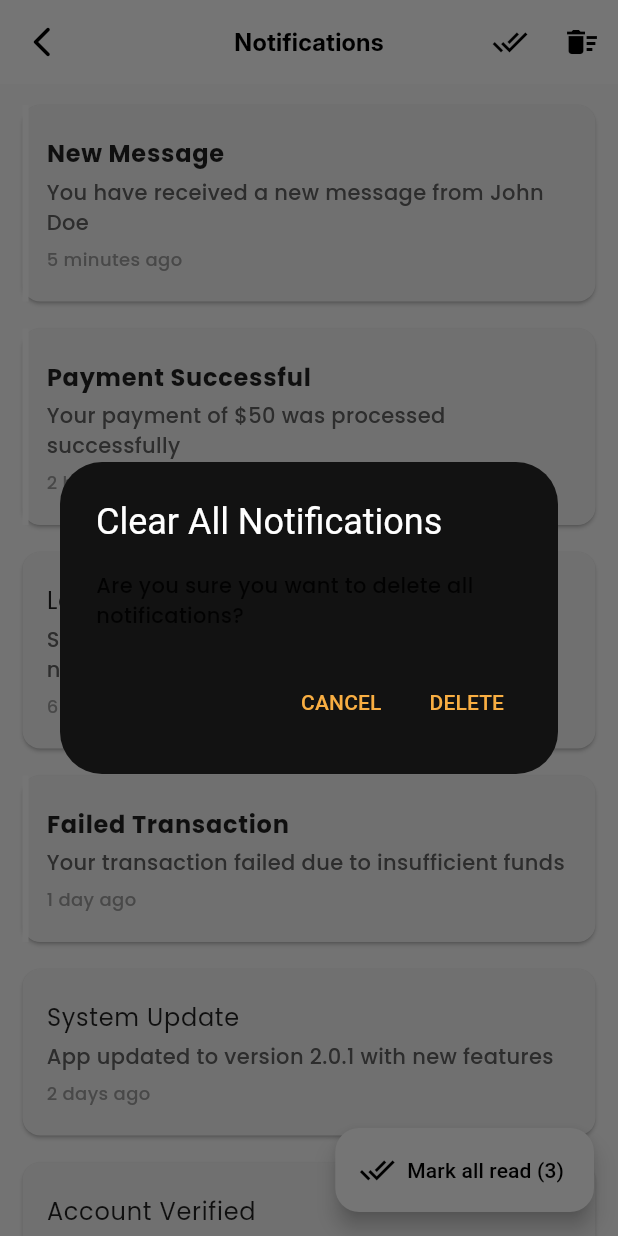
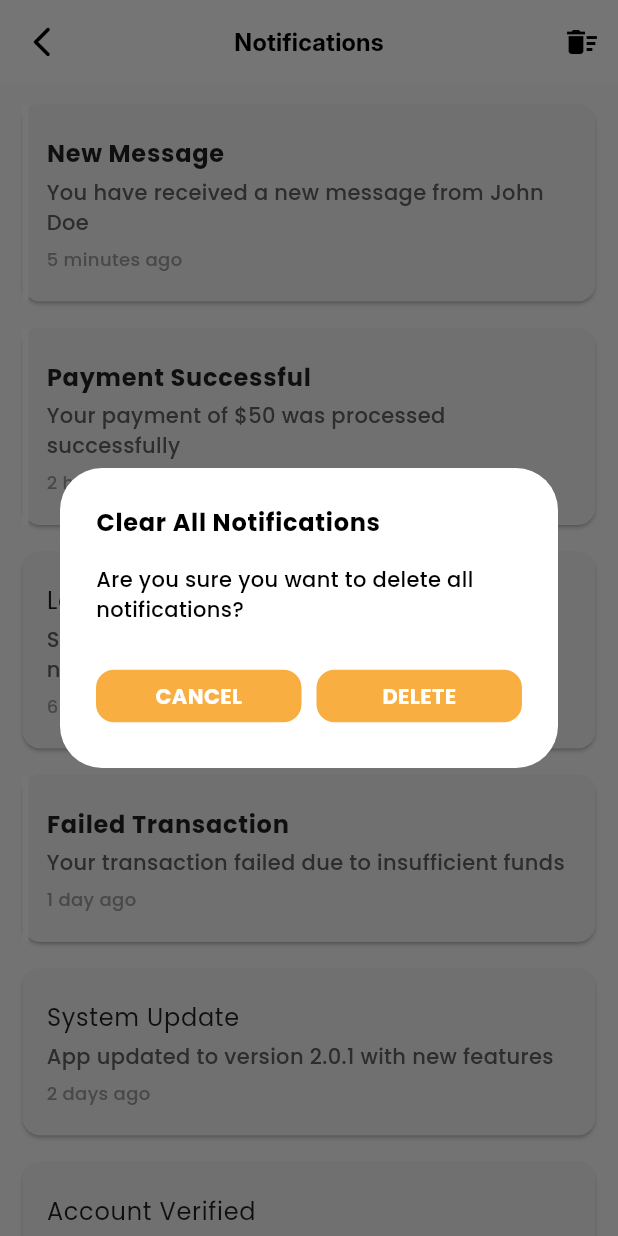
Before and after one commit to bijithintersmart/ibuild_vendor_app, a Flutter app: the NotificationListScreen screen opened directly, after a tap on the "delete sweep" icon, on a phone screen of 412 x 824 dp. Run offline on Flutter 3.47's test engine with Material 3 defaults, Android fonts, the phone set to English and light mode, and no system bars; our stand-ins replace badges, cached_network_image, carousel_slider, connectivity_plus, dio, equatable and 17 more; missing offline and left inert: dio_smart_retry, forui, open_settings_plus, talker_logger; accounts and stored records are empty.

Commit message:
refactor: enhance notification dialog UI and replace SnackBar with scaffoldToast for notifications

```diff
--- a/lib/features/notification/presentation/pages/notification.dart
+++ b/lib/features/notification/presentation/pages/notification.dart
@@ -1,6 +1,7 @@
 import 'package:flutter/material.dart';
 import 'package:ibuild_vendor/core/router/go_route.dart';
 import 'package:ibuild_vendor/core/theme/app_colors.dart';
+import 'package:ibuild_vendor/core/utils/app_utils/functions.dart';
 import 'package:ibuild_vendor/core/utils/common_widgets.dart/normal_text.dart';
 import 'package:ibuild_vendor/features/notification/data/models/notification_model.dart';
 import 'package:intl/intl.dart';
@@ -28,16 +29,14 @@ class _NotificationListScreenState extends State<NotificationListScreen> {
   }
 
   // Method to mark all notifications as read
-  void _markAllAsRead() {
-    setState(() {
-      for (var notification in notifications) {
-        notification.isRead = true;
-      }
-    });
-    ScaffoldMessenger.of(context).showSnackBar(
-      const SnackBar(content: Text('All notifications marked as read')),
-    );
-  }
+  // void _markAllAsRead() {
+  //   setState(() {
+  //     for (var notification in notifications) {
+  //       notification.isRead = true;
+  //     }
+  //   });
+  //   scaffoldToast('All notifications marked as read');
+  // }
 
   // Method to clear all notifications
   void _clearAllNotifications() {
@@ -45,25 +44,62 @@ class _NotificationListScreenState extends State<NotificationListScreen> {
       context: context,
       builder: (BuildContext context) {
         return AlertDialog(
-          title: const Text('Clear All Notifications'),
-          content:
-              const Text('Are you sure you want to delete all notifications?'),
+          backgroundColor: Colors.white,
+          title: Text(
+            'Clear All Notifications',
+            style: Theme.of(context).textTheme.bodyLarge!.copyWith(
+                  fontWeight: FontWeight.w600,
+                  color: Colors.black,
+                ),
+          ),
+          content: Text(
+            'Are you sure you want to delete all notifications?',
+            style: Theme.of(context)
+                .textTheme
+                .bodyMedium!
+                .copyWith(color: Colors.black),
+          ),
           actions: [
-            TextButton(
+            Row(
+              children: [
+                Expanded(
+                  child: ElevatedButton(
+                    style: ElevatedButton.styleFrom(
+                        minimumSize: const Size(double.infinity, 35)),
                     onPressed: () => Navigator.of(context).pop(),
-              child: const Text('CANCEL'),
+                    child: Text(
+                      'CANCEL',
+                      style: Theme.of(context).textTheme.bodyMedium!.copyWith(
+                            color: Colors.white,
+                            fontWeight: FontWeight.bold,
                           ),
-            TextButton(
+                    ),
+                  ),
+                ),
+                const SizedBox(
+                  width: 10,
+                ),
+                Expanded(
+                  child: ElevatedButton(
+                    style: ElevatedButton.styleFrom(
+                        minimumSize: const Size(double.infinity, 35)),
                     onPressed: () {
                       setState(() {
                         notifications.clear();
                       });
                       Navigator.of(context).pop();
-                ScaffoldMessenger.of(context).showSnackBar(
-                  const SnackBar(content: Text('All notifications cleared')),
-                );
+                      scaffoldToast('All notifications cleared');
                     },
-              child: const Text('DELETE'),
+                    child: Text(
+                      'DELETE',
+                      style: Theme.of(context).textTheme.bodyMedium!.copyWith(
+                            color: Colors.white,
+                            fontWeight: FontWeight.bold,
+                          ),
+                    ),
+                  ),
+                ),
+              ],
             ),
           ],
         );
@@ -91,8 +127,6 @@ class _NotificationListScreenState extends State<NotificationListScreen> {
 
   @override
   Widget build(BuildContext context) {
-    // Count unread notifications
-    final unreadCount = notifications.where((item) => !item.isRead).length;
     final primaryColor = Theme.of(context).primaryColor;
 
     return Scaffold(
@@ -106,16 +140,17 @@ class _NotificationListScreenState extends State<NotificationListScreen> {
         title: NormalText(
           text: 'Notifications',
           style: Theme.of(context).textTheme.titleMedium,
-        ),centerTitle: true,
+        ),
+        centerTitle: true,
         backgroundColor: Colors.white,
         elevation: 0,
         actions: [
           if (notifications.isNotEmpty) ...[
-            IconButton(
-              icon: const Icon(Icons.done_all),
-              tooltip: 'Mark all as read',
-              onPressed: _markAllAsRead,
-            ),
+            // IconButton(
+            //   icon: const Icon(Icons.done_all),
+            //   tooltip: 'Mark all as read',
+            //   onPressed: _markAllAsRead,
+            // ),
             IconButton(
               icon: const Icon(Icons.delete_sweep),
               tooltip: 'Clear all notifications',
@@ -189,9 +224,8 @@ class _NotificationListScreenState extends State<NotificationListScreen> {
                   },
                   onDismissed: (direction) {
                     _deleteNotification(notification.id);
-                    ScaffoldMessenger.of(context).showSnackBar(
-                      SnackBar(
-                        content: const Text('Notification deleted'),
+                    scaffoldToast(
+                      'Notification deleted',
                       action: SnackBarAction(
                         label: 'UNDO',
                         onPressed: () {
@@ -199,7 +233,6 @@ class _NotificationListScreenState extends State<NotificationListScreen> {
                             notifications.insert(index, notification);
                           });
                         },
-                        ),
                       ),
                     );
                   },
@@ -256,12 +289,8 @@ class _NotificationListScreenState extends State<NotificationListScreen> {
                         isThreeLine: true,
                         onTap: () {
                           _markAsRead(notification.id);
-                          // Here you would typically navigate to a detail view or perform an action
-                          ScaffoldMessenger.of(context).showSnackBar(
-                            SnackBar(
-                                content: Text(
-                                    'Viewed notification: ${notification.title}')),
-                          );
+                          scaffoldToast(
+                              'Viewed notification: ${notification.title}');
                         },
                       ),
                     ),
@@ -269,14 +298,6 @@ class _NotificationListScreenState extends State<NotificationListScreen> {
                 );
               },
             ),
-      floatingActionButton: unreadCount > 0
-          ? FloatingActionButton.extended(
-              onPressed: _markAllAsRead,
-              icon: const Icon(Icons.done_all),
-              label: Text('Mark all read ($unreadCount)'),
-              backgroundColor: primaryColor,
-            )
-          : null,
     );
   }
 }
```
Lines whose indentation alone changed are shown as unchanged.
